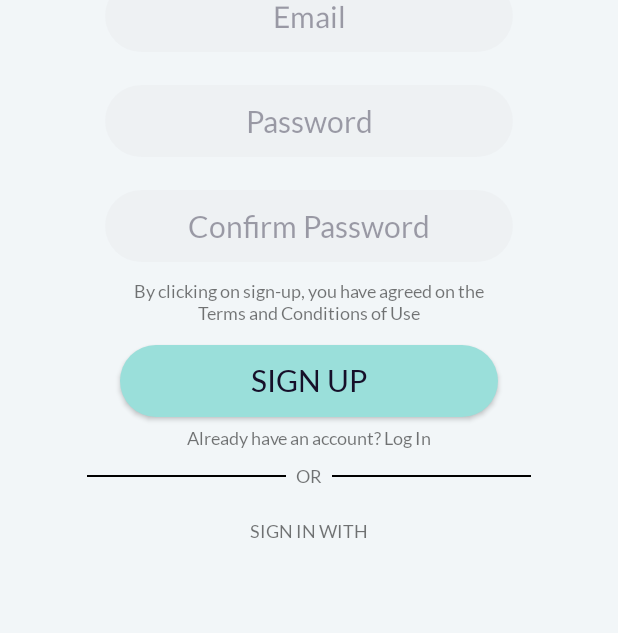
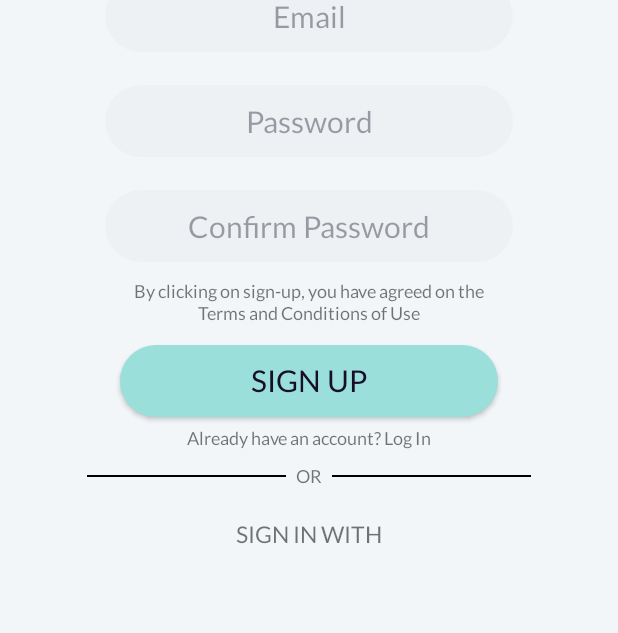
Before and after one commit to YouDontSayIt-dev/Investor-Article-Summarization-Program, an Android app: the signup screen opened directly, with no data from a screen before it, on a phone screen of 412 x 824 dp. Shown: the part 410-1043 px from the top of the screen. Run offline under Robolectric (Android 15) with nearby library versions, the phone set to English and light mode, and no system bars.

Commit message:
change font style and size

```diff
--- a/app/src/main/res/layout/activity_signup.xml
+++ b/app/src/main/res/layout/activity_signup.xml
@@ -72,7 +72,7 @@
         android:ems="10"
         android:inputType="text"
         android:background="@drawable/rounded_corner_1"
-        android:fontFamily="@font/lato"
+        android:fontFamily="@font/lato_regular"
         android:text="Password"
         android:textAlignment="center"
         android:textColor="@color/button_text"
@@ -92,7 +92,7 @@
         android:ems="10"
         android:inputType="text"
         android:background="@drawable/rounded_corner_1"
-        android:fontFamily="@font/lato"
+        android:fontFamily="@font/lato_regular"
         android:text="Confirm Password"
         android:textAlignment="center"
         android:textColor="@color/button_text"
@@ -100,7 +100,7 @@
         android:alpha="0.4"/>
 
     <TextView
-        android:id="@+id/textView"
+        android:id="@+id/terms"
         android:layout_width="wrap_content"
         android:layout_height="wrap_content"
         android:layout_alignParentStart="true"
@@ -110,7 +110,7 @@
         android:layout_marginTop="460dp"
         android:layout_marginEnd="80dp"
         android:textAlignment="center"
-        android:fontFamily="@font/lato"
+        android:fontFamily="@font/lato_regular"
         android:textSize="12dp"
         android:text="By clicking on sign-up, you have agreed on the Terms and Conditions of Use" />
 
@@ -126,13 +126,13 @@
         android:layout_marginEnd="80dp"
         android:layout_marginBottom="180dp"
         android:background="@drawable/rounded_corner_2"
-        android:fontFamily="@font/lato"
+        android:fontFamily="@font/lato_regular"
         android:text="Sign up"
         android:textColor="@color/button_text"
         android:textSize="20dp" />
 
     <TextView
-        android:id="@+id/textView"
+        android:id="@+id/login"
         android:layout_width="wrap_content"
         android:layout_height="wrap_content"
         android:layout_alignParentStart="true"
@@ -142,7 +142,7 @@
         android:layout_marginTop="558dp"
         android:layout_marginEnd="80dp"
         android:textAlignment="center"
-        android:fontFamily="@font/lato"
+        android:fontFamily="@font/lato_regular"
         android:textSize="12dp"
         android:text="Already have an account? Log In" />
 
@@ -159,7 +159,7 @@
         />
 
     <TextView
-        android:id="@+id/textView"
+        android:id="@+id/or"
         android:layout_width="wrap_content"
         android:layout_height="wrap_content"
         android:layout_alignParentStart="true"
@@ -169,7 +169,7 @@
         android:layout_marginTop="583dp"
         android:layout_marginEnd="80dp"
         android:textAlignment="center"
-        android:fontFamily="@font/lato"
+        android:fontFamily="@font/lato_regular"
         android:textSize="12dp"
         android:text="OR" />
 
@@ -196,8 +196,8 @@
         android:layout_marginTop="620dp"
         android:layout_marginEnd="80dp"
         android:textAlignment="center"
-        android:fontFamily="@font/lato"
-        android:textSize="12dp"
+        android:fontFamily="@font/lato_regular"
+        android:textSize="15dp"
         android:text="SIGN IN WITH" />
 
     <ImageView
```
